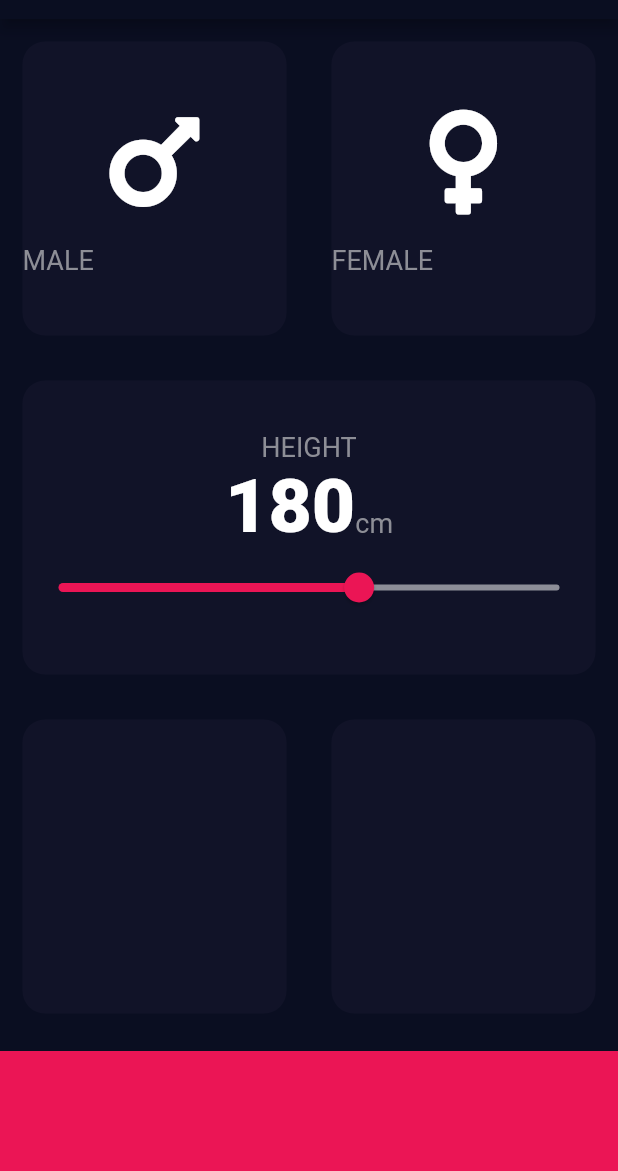
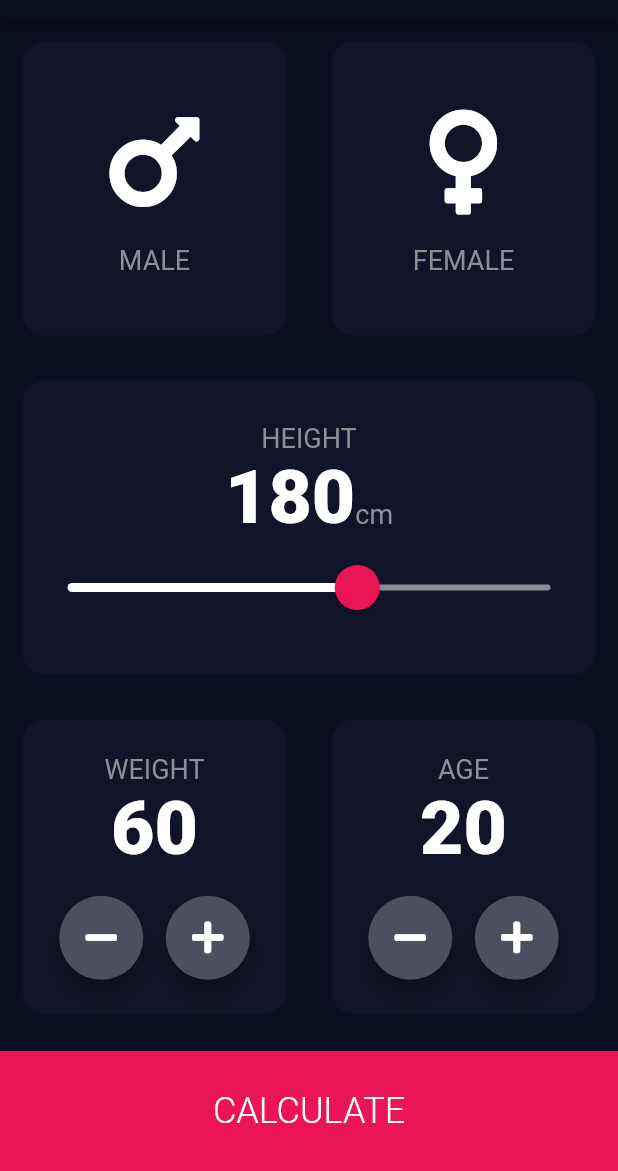
Before and after one commit to imrishuroy/BMI-Calculator-Flutter, a Flutter app: the screen it shows after launch, on a phone screen of 412 x 824 dp, the part 65-1236 px from its top. Run offline on Flutter 3.47's test engine with Material 2 defaults, Android fonts, the phone set to English and light mode, and no system bars; our stand-ins replace font_awesome_flutter.

Commit message:
Completed First Screen Of The App

```diff
--- a/lib/input_page.dart
+++ b/lib/input_page.dart
@@ -1,3 +1,4 @@
+import 'package:bmi_calculator/result.dart';
 import 'package:flutter/material.dart';
 import 'package:font_awesome_flutter/font_awesome_flutter.dart';
 import 'reuseable_card.dart';
@@ -58,6 +59,8 @@ class _InputPageState extends State<InputPage> {
   }
 
   int height = 180;
+  int weight = 60;
+  int age = 20;
   Widget _buildGender(IconData icon, String gender) {
     return Column(
       mainAxisAlignment: MainAxisAlignment.center,
@@ -68,7 +71,11 @@ class _InputPageState extends State<InputPage> {
           size: 80.0,
         ),
         SizedBox(height: 15.0),
-        Text(gender, style: kLableTextStyle)
+        Text(
+          gender,
+          style: kLableTextStyle,
+          textAlign: TextAlign.center,
+        )
       ],
     );
   }
@@ -136,17 +143,29 @@ class _InputPageState extends State<InputPage> {
                       )
                     ],
                   ),
-                  Slider(
+                  SliderTheme(
+                    data: SliderTheme.of(context).copyWith(
+                      inactiveTrackColor: Color(0xFF8D8E98),
+                      activeTrackColor: Colors.white,
+                      thumbColor: Color(0xFFEB1555),
+                      overlayColor: Color(0x29EB1555),
+                      thumbShape:
+                          RoundSliderThumbShape(enabledThumbRadius: 15.0),
+                      overlayShape:
+                          RoundSliderOverlayShape(overlayRadius: 30.0),
+                    ),
+                    child: Slider(
                         value: height.toDouble(),
                         min: 120.0,
                         max: 220.0,
-                      activeColor: Color(0xFFEB1555),
-                      inactiveColor: Color(0xFF8D8E98),
+                        // activeColor: Color(0xFFEB1555),
+                        // inactiveColor: Color(0xFF8D8E98),
                         onChanged: (value) {
                           setState(() {
                             height = value.round();
                           });
-                      })
+                        }),
+                  )
                 ],
               ),
               colour: kInactiveCardColor,
@@ -157,25 +176,141 @@ class _InputPageState extends State<InputPage> {
               children: [
                 Expanded(
                   child: ReuseableCard(
+                    cardChild: Column(
+                      mainAxisAlignment: MainAxisAlignment.center,
+                      children: [
+                        Text(
+                          'WEIGHT',
+                          style: kLableTextStyle,
+                        ),
+                        Text(
+                          '$weight',
+                          style: kNumberTextStyle,
+                        ),
+                        SizedBox(height: 15),
+                        Row(
+                          mainAxisAlignment: MainAxisAlignment.center,
+                          children: [
+                            RoundIconButton(
+                              icon: FontAwesomeIcons.minus,
+                              onPressed: () {
+                                setState(() {
+                                  if (weight > 0) {
+                                    weight--;
+                                  }
+                                });
+                              },
+                            ),
+                            SizedBox(
+                              width: 15,
+                            ),
+                            RoundIconButton(
+                              icon: FontAwesomeIcons.plus,
+                              onPressed: () {
+                                setState(() {
+                                  weight++;
+                                });
+                              },
+                            ),
+                          ],
+                        )
+                      ],
+                    ),
                     colour: kInactiveCardColor,
                   ),
                 ),
                 Expanded(
                   child: ReuseableCard(
                     colour: kInactiveCardColor,
+                    cardChild: Column(
+                      mainAxisAlignment: MainAxisAlignment.center,
+                      children: [
+                        Text(
+                          'AGE',
+                          style: kLableTextStyle,
+                        ),
+                        Text(
+                          '$age',
+                          style: kNumberTextStyle,
+                        ),
+                        SizedBox(height: 15),
+                        Row(
+                          mainAxisAlignment: MainAxisAlignment.center,
+                          children: [
+                            RoundIconButton(
+                              onPressed: () {
+                                setState(() {
+                                  if (age > 0) {
+                                    age--;
+                                  }
+                                });
+                              },
+                              icon: FontAwesomeIcons.minus,
+                            ),
+                            SizedBox(width: 15),
+                            RoundIconButton(
+                              onPressed: () {
+                                setState(() {
+                                  age++;
+                                });
+                              },
+                              icon: FontAwesomeIcons.plus,
+                            )
+                          ],
+                        ),
+                      ],
+                    ),
                   ),
                 )
               ],
             ),
           ),
-          Container(
+          GestureDetector(
+            onTap: () {
+              Navigator.push(
+                  context, MaterialPageRoute(builder: (ctx) => Result()));
+            },
+            child: Container(
+              child: Center(
+                child: Text(
+                  'CALCULATE',
+                  style: TextStyle(
+                    fontSize: 24,
+                    fontWeight: FontWeight.w300,
+                  ),
+                  // textAlign: TextAlign.center,
+                ),
+              ),
               margin: EdgeInsets.only(top: 10),
               height: kBottomContainerHeight,
               width: double.infinity,
               color: Color(0xFFEB1555),
+            ),
           )
         ],
       ),
     );
   }
 }
+
+class RoundIconButton extends StatelessWidget {
+  final IconData icon;
+  final Function onPressed;
+
+  RoundIconButton({@required this.icon, @required this.onPressed});
+
+  @override
+  Widget build(BuildContext context) {
+    return RawMaterialButton(
+      child: Icon(icon),
+      elevation: 6.0,
+      constraints: BoxConstraints.tightFor(
+        width: 56.0,
+        height: 56.0,
+      ),
+      shape: CircleBorder(),
+      fillColor: Color(0xFF4C4F5E),
+      onPressed: onPressed,
+    );
+  }
+}
--- /dev/null
+++ b/lib/result.dart
@@ -0,0 +1,11 @@
+import 'package:flutter/material.dart';
+
+class Result extends StatelessWidget {
+  @override
+  Widget build(BuildContext context) {
+    return Scaffold(
+      appBar: AppBar(),
+      body: Text('Hello'),
+    );
+  }
+}
```
Lines whose indentation alone changed are shown as unchanged.
